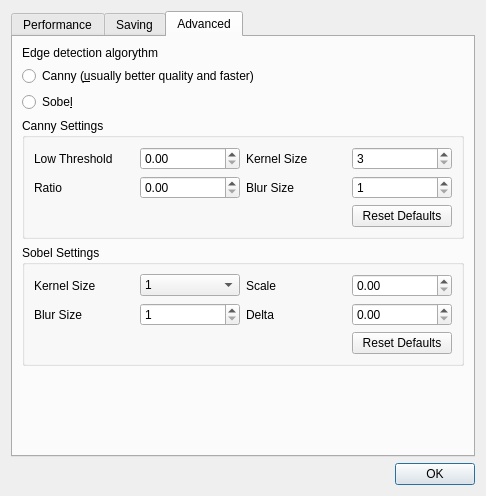
The window that src/widgets/configurationdialog.ui (GuLinux/PlanetaryImager) describes before a commit, drawn with Qt 5.
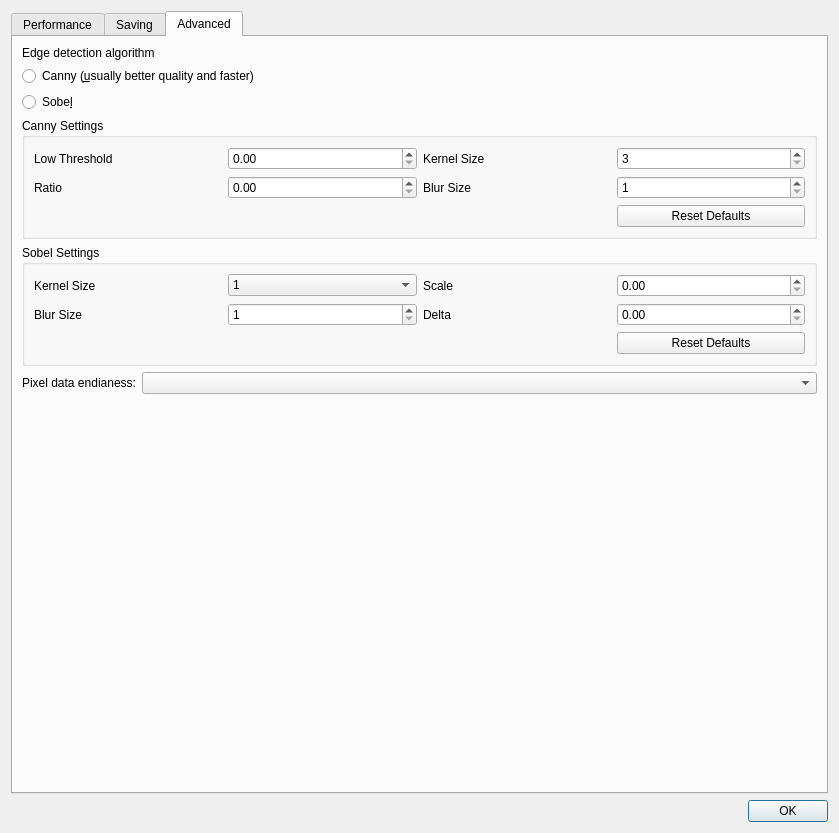
The same window after the commit. The open tabs and pages were chosen to show the change.

Commit message: Allow pixel format switch in Format7 modes; handle a control changing its read-only state; allow endianess override (#19)

What changed in the file:
```diff
--- a/src/widgets/configurationdialog.ui
+++ b/src/widgets/configurationdialog.ui
@@ -6,8 +6,8 @@
    <rect>
     <x>0</x>
     <y>0</y>
-    <width>486</width>
-    <height>496</height>
+    <width>839</width>
+    <height>833</height>
    </rect>
   </property>
   <property name="windowTitle">
@@ -345,7 +345,7 @@
        <item>
         <widget class="QLabel" name="label_4">
          <property name="text">
-          <string>Edge detection algorythm</string>
+          <string>Edge detection algorithm</string>
          </property>
         </widget>
        </item>
@@ -548,6 +548,26 @@
          </layout>
         </widget>
        </item>
+       <item>
+        <layout class="QFormLayout" name="formLayout">
+         <property name="bottomMargin">
+          <number>0</number>
+         </property>
+         <item row="0" column="0">
+          <widget class="QLabel" name="label_22">
+           <property name="toolTip">
+            <string>Endianess of multi-byte pixel values received from camera</string>
+           </property>
+           <property name="text">
+            <string>Pixel data endianess:</string>
+           </property>
+          </widget>
+         </item>
+         <item row="0" column="1">
+          <widget class="QComboBox" name="pixelDataEndianess"/>
+         </item>
+        </layout>
+       </item>
        <item>
         <spacer name="verticalSpacer_2">
          <property name="orientation">
```
Left out of the diff: 22 changed lines with no effect on the pictures. The commit also changes 36 other files.
